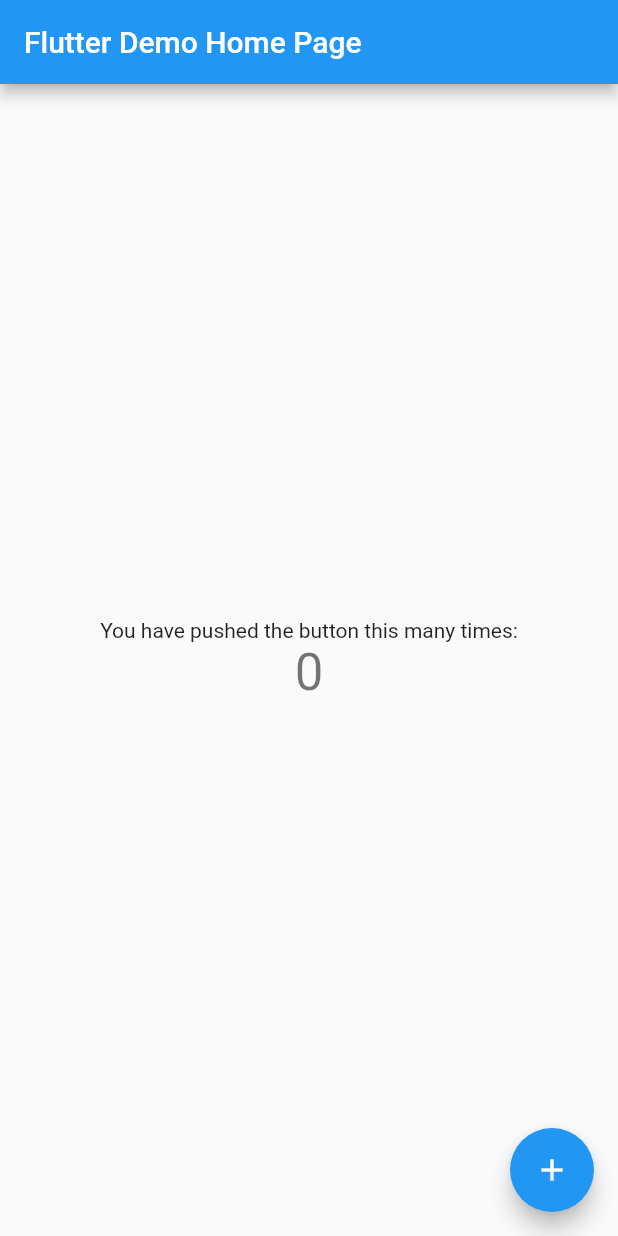
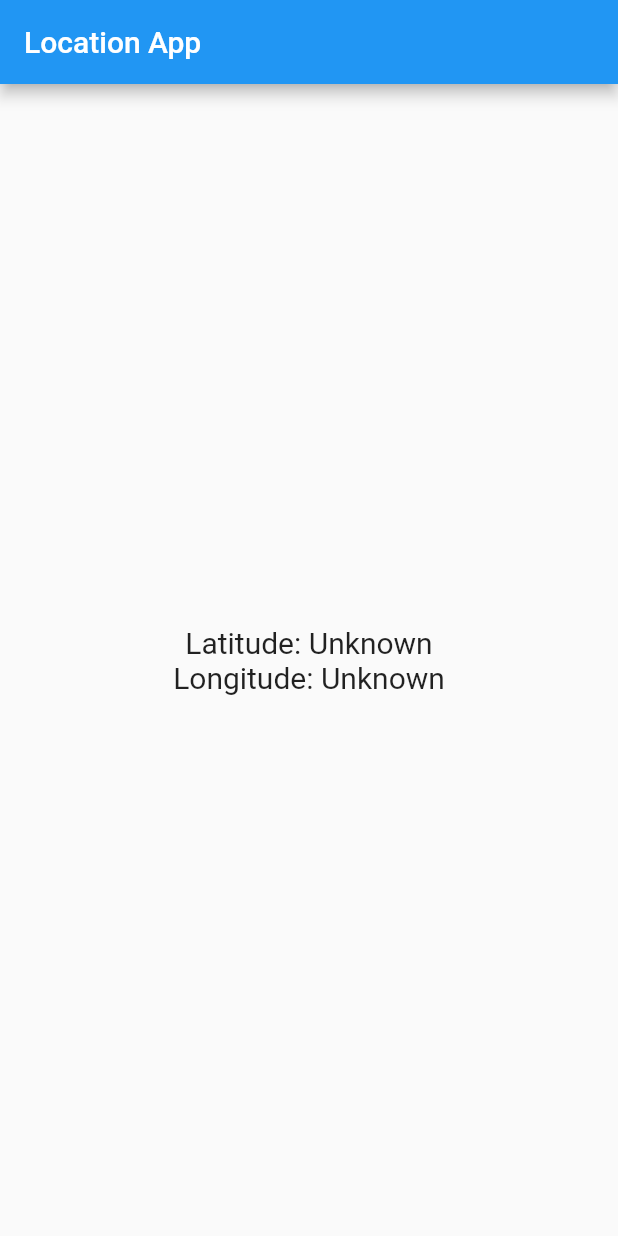
Before and after one commit to charanravi-online/coordinates, a Flutter app: the screen it shows after launch, on a phone screen of 412 x 824 dp. Run offline on Flutter 3.47's test engine with Material 2 defaults, Android fonts, the light colour scheme and no system bars; our stand-ins replace geolocator, permission_handler.

Commit message:
added the location permission handler

```diff
--- a/lib/main.dart
+++ b/lib/main.dart
@@ -1,115 +1,72 @@
 import 'package:flutter/material.dart';
+import 'package:geolocator/geolocator.dart';
+import 'package:permission_handler/permission_handler.dart';
 
 void main() {
-  runApp(const MyApp());
+  runApp(LocationApp());
 }
 
-class MyApp extends StatelessWidget {
-  const MyApp({super.key});
+class LocationApp extends StatefulWidget {
+  @override
+  _LocationAppState createState() => _LocationAppState();
+}
 
-  // This widget is the root of your application.
+class _LocationAppState extends State<LocationApp> {
+  String _latitude = 'Unknown';
+  String _longitude = 'Unknown';
+
   @override
-  Widget build(BuildContext context) {
-    return MaterialApp(
-      title: 'Flutter Demo',
-      theme: ThemeData(
-        // This is the theme of your application.
-        //
-        // Try running your application with "flutter run". You'll see the
-        // application has a blue toolbar. Then, without quitting the app, try
-        // changing the primarySwatch below to Colors.green and then invoke
-        // "hot reload" (press "r" in the console where you ran "flutter run",
-        // or simply save your changes to "hot reload" in a Flutter IDE).
-        // Notice that the counter didn't reset back to zero; the application
-        // is not restarted.
-        primarySwatch: Colors.blue,
-      ),
-      home: const MyHomePage(title: 'Flutter Demo Home Page'),
-    );
+  void initState() {
+    super.initState();
+    requestLocationPermission();
+  }
+
+  void requestLocationPermission() async {
+    PermissionStatus status = await Permission.location.request();
+    if (status.isGranted) {
+      _getLocation();
+    } else if (status.isDenied) {
+      // Location permission denied
+    } else if (status.isPermanentlyDenied) {
+      // Location permission permanently denied, navigate to app settings
+      openAppSettings();
     }
   }
 
-class MyHomePage extends StatefulWidget {
-  const MyHomePage({super.key, required this.title});
+  void _getLocation() async {
+    final position = await Geolocator.getCurrentPosition(
+      desiredAccuracy: LocationAccuracy.high,
+    );
 
-  // This widget is the home page of your application. It is stateful, meaning
-  // that it has a State object (defined below) that contains fields that affect
-  // how it looks.
-
-  // This class is the configuration for the state. It holds the values (in this
-  // case the title) provided by the parent (in this case the App widget) and
-  // used by the build method of the State. Fields in a Widget subclass are
-  // always marked "final".
-
-  final String title;
-
-  @override
-  State<MyHomePage> createState() => _MyHomePageState();
-}
-
-class _MyHomePageState extends State<MyHomePage> {
-  int _counter = 0;
-
-  void _incrementCounter() {
     setState(() {
-      // This call to setState tells the Flutter framework that something has
-      // changed in this State, which causes it to rerun the build method below
-      // so that the display can reflect the updated values. If we changed
-      // _counter without calling setState(), then the build method would not be
-      // called again, and so nothing would appear to happen.
-      _counter++;
+      _latitude = '${position.latitude}';
+      _longitude = '${position.longitude}';
     });
   }
 
   @override
   Widget build(BuildContext context) {
-    // This method is rerun every time setState is called, for instance as done
-    // by the _incrementCounter method above.
-    //
-    // The Flutter framework has been optimized to make rerunning build methods
-    // fast, so that you can just rebuild anything that needs updating rather
-    // than having to individually change instances of widgets.
-    return Scaffold(
+    return MaterialApp(
+      home: Scaffold(
         appBar: AppBar(
-        // Here we take the value from the MyHomePage object that was created by
-        // the App.build method, and use it to set our appbar title.
-        title: Text(widget.title),
+          title: Text('Location App'),
         ),
         body: Center(
-        // Center is a layout widget. It takes a single child and positions it
-        // in the middle of the parent.
           child: Column(
-          // Column is also a layout widget. It takes a list of children and
-          // arranges them vertically. By default, it sizes itself to fit its
-          // children horizontally, and tries to be as tall as its parent.
-          //
-          // Invoke "debug painting" (press "p" in the console, choose the
-          // "Toggle Debug Paint" action from the Flutter Inspector in Android
-          // Studio, or the "Toggle Debug Paint" command in Visual Studio Code)
-          // to see the wireframe for each widget.
-          //
-          // Column has various properties to control how it sizes itself and
-          // how it positions its children. Here we use mainAxisAlignment to
-          // center the children vertically; the main axis here is the vertical
-          // axis because Columns are vertical (the cross axis would be
-          // horizontal).
             mainAxisAlignment: MainAxisAlignment.center,
             children: <Widget>[
-            const Text(
-              'You have pushed the button this many times:',
+              Text(
+                'Latitude: $_latitude',
+                style: TextStyle(fontSize: 20),
               ),
               Text(
-              '$_counter',
-              style: Theme.of(context).textTheme.headlineMedium,
+                'Longitude: $_longitude',
+                style: TextStyle(fontSize: 20),
               ),
             ],
           ),
         ),
-      floatingActionButton: FloatingActionButton(
-        onPressed: _incrementCounter,
-        tooltip: 'Increment',
-        child: const Icon(Icons.add),
-      ), // This trailing comma makes auto-formatting nicer for build methods.
+      ),
     );
   }
 }
--- a/pubspec.yaml
+++ b/pubspec.yaml
@@ -30,6 +30,9 @@
 dependencies:
   flutter:
     sdk: flutter
+  geolocator: ^8.0.0
+  permission_handler:
+
 
 
   # The following adds the Cupertino Icons font to your application.
```
Also changed, not shown: pubspec.lock, 4 other files. Lines whose indentation alone changed are shown as unchanged.
